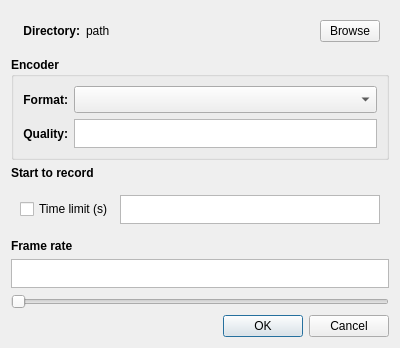
Before: the Qt Designer form SIMP/ui/dialog_record_option.ui in iiSM4u/iiSM-SW_public, drawn with Qt 5.
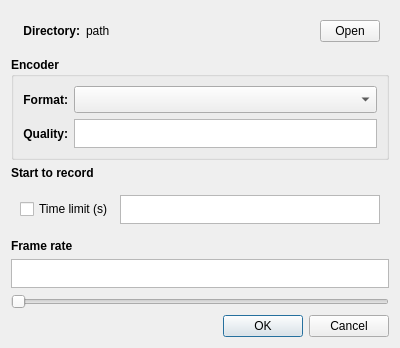
After: the same form once the commit is applied. Custom widgets are drawn as their Qt base class.

Commit message: ui 수정

```diff
--- a/SIMP/ui/dialog_record_option.ui
+++ b/SIMP/ui/dialog_record_option.ui
@@ -60,7 +60,7 @@
          </size>
         </property>
         <property name="text">
-         <string>Browse</string>
+         <string>Open</string>
         </property>
        </widget>
       </item>
```
The commit also changes 4 other files.
